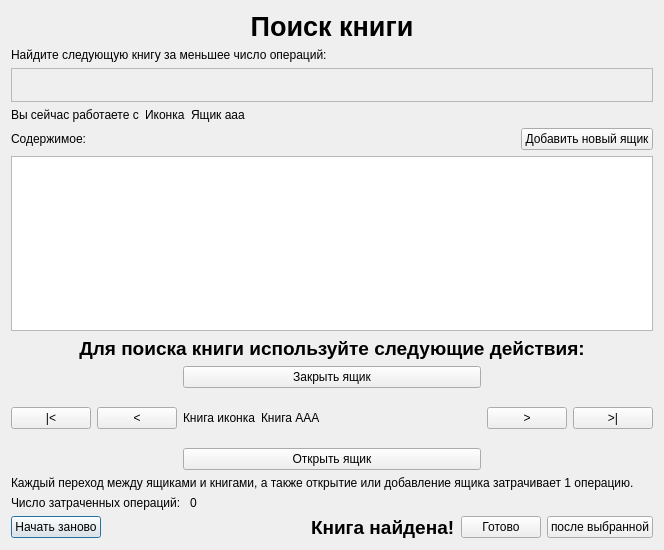
First picture: the form in checktestdialog.ui, repository dralex/boxes-diagnostics, before the edit.
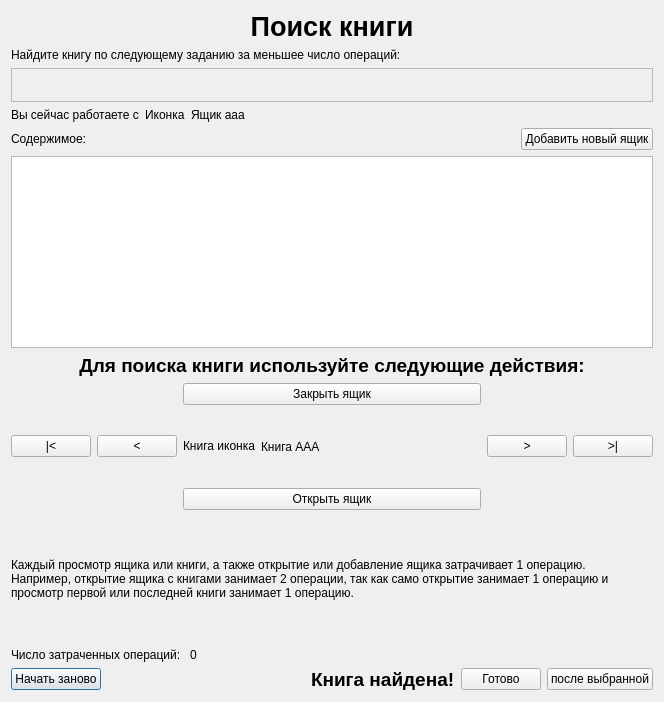
Second picture: the form after the edit. Icons and pictures are not drawn. Custom widgets are drawn as their Qt base class.

The edit to the form file:
```diff
--- a/checktestdialog.ui
+++ b/checktestdialog.ui
@@ -7,7 +7,7 @@
     <x>0</x>
     <y>0</y>
     <width>664</width>
-    <height>550</height>
+    <height>702</height>
    </rect>
   </property>
   <property name="windowTitle">
@@ -21,7 +21,7 @@
    <item row="1" column="0">
     <widget class="QLabel" name="operationLabel">
      <property name="text">
-      <string>Найдите следующую книгу за меньшее число операций:</string>
+      <string>Найдите книгу по следующему заданию за меньшее число операций:</string>
      </property>
      <property name="wordWrap">
       <bool>true</bool>
@@ -69,6 +69,9 @@
         <property name="alignment">
          <set>Qt::AlignCenter</set>
         </property>
+        <property name="wordWrap">
+         <bool>true</bool>
+        </property>
        </widget>
       </item>
      </layout>
@@ -86,7 +89,7 @@
      <item>
       <widget class="QLabel" name="currentBoxIcon">
        <property name="sizePolicy">
-        <sizepolicy hsizetype="Preferred" vsizetype="Expanding">
+        <sizepolicy hsizetype="Preferred" vsizetype="Preferred">
          <horstretch>0</horstretch>
          <verstretch>0</verstretch>
         </sizepolicy>
@@ -288,7 +291,11 @@
       </sizepolicy>
      </property>
      <property name="text">
-      <string>Каждый переход между ящиками и книгами, а также открытие или добавление ящика затрачивает 1 операцию.</string>
+      <string>Каждый просмотр ящика или книги, а также открытие или добавление ящика затрачивает 1 операцию.
+Например, открытие ящика с книгами занимает 2 операции, так как само открытие занимает 1 операцию и просмотр первой или последней книги занимает 1 операцию.</string>
+     </property>
+     <property name="textFormat">
+      <enum>Qt::PlainText</enum>
      </property>
      <property name="wordWrap">
       <bool>true</bool>
```
